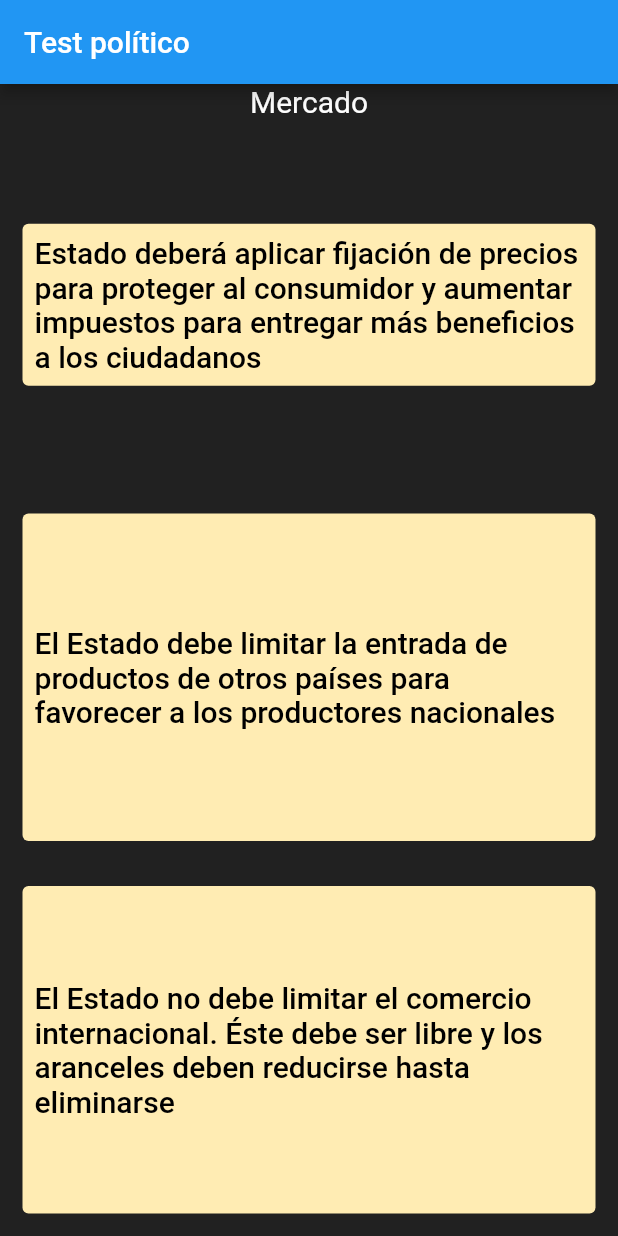
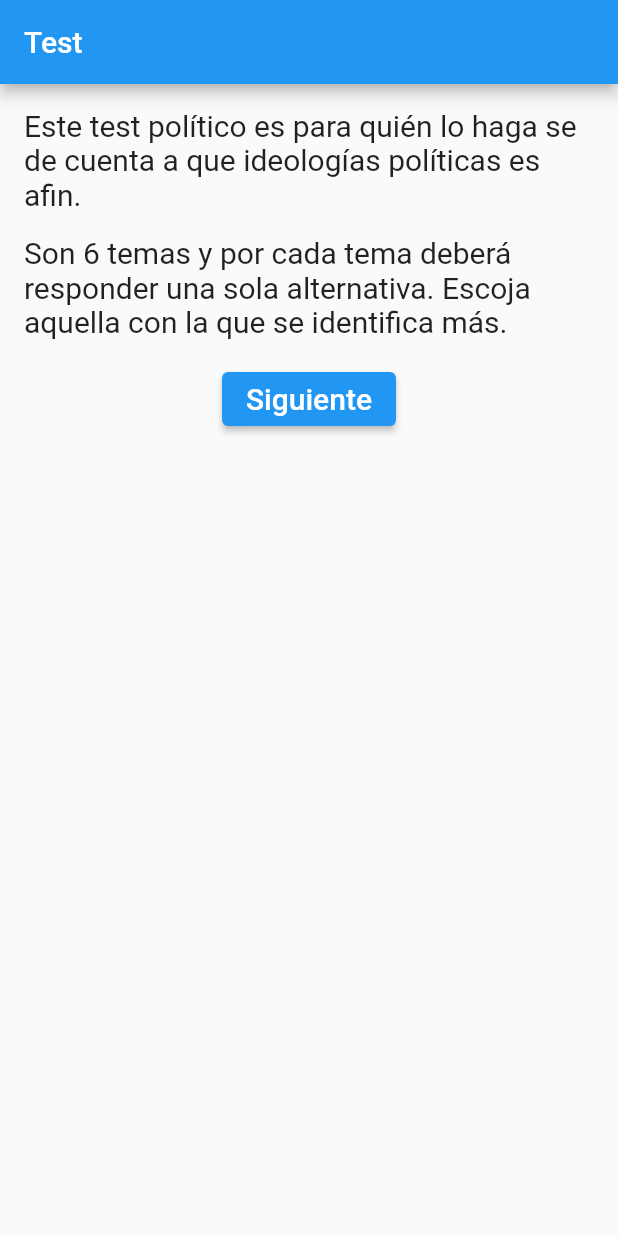
Before and after one commit to mcuadrai/politic_app, a Flutter app: the screen it shows after launch, on a phone screen of 412 x 824 dp. Run offline on Flutter 3.47's test engine with Material 2 defaults, Android fonts, the phone set to English and light mode, and no system bars.

```diff
--- a/lib/main.dart
+++ b/lib/main.dart
@@ -1,4 +1,5 @@
 import 'package:flutter/material.dart';
+
 import 'database.dart';
 import 'quiz_poll.dart';
 
@@ -8,7 +9,160 @@ List<Map<String, Object>> currentChoices = quizPoll.choicesOfPoll.elementAt(0);
 ResultPoll resultPoll = ResultPoll(quizPoll.getAllChoices());
 
 
+main() {
+  runApp(MaterialApp(
+    // Start the application with the named path.
+    initialRoute: '/welcome',
+    routes: {
+      '/welcome': (context) => WelcomePage(),
+      //When we navigate to the "/ second" path, we will create the Quizzler Widget
+      '/quiz': (context) => Quizzler(),
+      //When we navigate to the "/ second" path, we will create the ResultPage Widget
+      '/result': (context) => ResultPage(),
+    },
+  ));
+}
 
+class WelcomePage extends StatelessWidget {
+  @override
+  Widget build(BuildContext context) {
+    return Scaffold(
+      appBar: AppBar(
+        title: Text('Test '),
+      ),
+      body: Center(
+        child: Padding(
+          padding: const EdgeInsets.all(8.0),
+          child: Column(
+            children: <Widget>[
+              Padding(
+                padding: const EdgeInsets.all(8.0),
+                child: Text(
+                  'Este test político es para quién lo haga se de cuenta a que ideologías políticas es afin.',
+                  style: TextStyle(fontSize: 20.0),
+                ),
+              ),
+              Padding(
+                padding: const EdgeInsets.all(8.0),
+                child: Text(
+                  'Son 6 temas y por cada tema deberá responder una sola alternativa. Escoja aquella con la que se identifica más.',
+                  style: TextStyle(fontSize: 20.0),
+                ),
+              ),
+              Padding(
+                padding: const EdgeInsets.all(8.0),
+                child: ElevatedButton(
+                    onPressed: () {
+                      Navigator.pushNamed(context, '/quiz');
+                    },
+                    child: Text('Siguiente', style: TextStyle(fontSize: 20.0))),
+              ),
+            ],
+          ),
+        ),
+      ),
+    );
+  }
+}
+
+class Quizzler extends StatelessWidget {
+  @override
+  Widget build(BuildContext context) {
+    return Scaffold(
+      backgroundColor: Colors.blue.shade50,
+      appBar: AppBar(
+        title: Text('Test político'),
+      ),
+      body: SafeArea(
+        child: Padding(
+          padding: EdgeInsets.symmetric(horizontal: 0.0),
+          child: QuizPage(),
+        ),
+      ),
+    );
+  }
+}
+class QuizPage extends StatefulWidget {
+  @override
+  _QuizPageState createState() => _QuizPageState();
+}
+class _QuizPageState extends State<QuizPage> {
+  var dbHelper = PoliticDatabase();
+
+  void checkAnswer(int choiceIndex) {
+    setState(() {
+      if (quizPoll.isFirstPoll()) {
+        resultPoll.resetAnswers();
+      }
+      resultPoll.selectedAnswer(currentChoices[choiceIndex]);
+
+      if (quizPoll.isFinished() == true) {
+        quizPoll.reset();
+        Navigator.pushNamed(context, '/result');
+      } else {
+        quizPoll.nextPoll();
+      }
+      currentChoices =
+          quizPoll.choicesOfPoll.elementAt(quizPoll.getPollIndex());
+    });
+  }
+
+  @override
+  Widget build(BuildContext context) {
+    return Column(
+        mainAxisAlignment: MainAxisAlignment.spaceBetween,
+        crossAxisAlignment: CrossAxisAlignment.stretch,
+        children: <Widget>[
+          Center(
+              child: Text(
+            quizPoll.getPollDescription(),
+            style: TextStyle(fontSize: 20.0),
+          )),
+          Expanded(
+            child: Padding(
+              padding: EdgeInsets.all(15.0),
+                child: Center(
+                child: ListView(
+                  padding: const EdgeInsets.symmetric(vertical: 8),
+                  children: [
+                    for (int index = 0; index < currentChoices.length; index++)
+                      ListTile(
+                        title: TextButton(
+                          style: TextButton.styleFrom(
+                              backgroundColor: Colors.amber[50]),
+                          child: Text(
+                            currentChoices[index]['description'].toString(),
+                            style: TextStyle(
+                              color: Colors.black,
+                              //fontSize: 19.0,
+                            ),
+                          ),
+                          onPressed: () {
+                            checkAnswer(index);
+                          },
+                        ),
+                      ),
+                  ],
+                ),
+              ),
+            ),
+          ),
+        ]);
+  }
+}
+
+class ResultPage extends StatelessWidget {
+  @override
+  Widget build(BuildContext context) {
+    return Scaffold(
+      backgroundColor: Colors.white,
+      appBar: AppBar(
+        title: Text('Resultado de test político'),
+      ),
+      body: MyDynamicListView(),
+    );
+  }
+}
 
 class MyDynamicListView extends StatefulWidget {
   @override
@@ -29,261 +183,15 @@ class _MyDynamicListViewState extends State<MyDynamicListView> {
                     tileColor: resultPoll.getColor(index),
                   );
                 })),
-        Expanded(child: Padding(
+        Expanded(
+            child: Padding(
           padding: const EdgeInsets.symmetric(horizontal: 20.0),
-          child: Text(resultPoll.totalitarianMessage(),
-                            style: TextStyle( fontSize: 17),
-                      ),
-        )),
-        ElevatedButton(
-          onPressed: () {
-
-          },
-          child: const Text('Inicio'),
-        ),
+          child: Text(
+            resultPoll.totalitarianMessage(),
+            style: TextStyle(fontSize: 17),
+          ),
+        ))
       ],
     );
   }
 }
-
-
-main() {
-  runApp(Quizzler());
-}
-
-
-class Quizzler extends StatelessWidget {
-  @override
-  Widget build(BuildContext context) {
-    return MaterialApp(
-      home: Scaffold(
-        backgroundColor: Colors.grey.shade900,
-        appBar: AppBar(
-          title: Text('Test político'),
-        ),
-        body: SafeArea(
-          child: Padding(
-            padding: EdgeInsets.symmetric(horizontal: 0.0),
-            child: QuizPage(),
-          ),
-        ),
-      ),
-    );
-  }
-}
-
-class QuizzlerResultPage extends StatelessWidget {
-  @override
-  Widget build(BuildContext context) {
-    return MaterialApp(
-      home: Scaffold(
-        backgroundColor: Colors.white,
-        appBar: AppBar(
-          title: Text('Resultado de test político'),
-        ),
-        body: MyDynamicListView(),
-      ),
-    );
-  }
-}
-
-class QuizPage extends StatefulWidget {
-  @override
-  _QuizPageState createState() => _QuizPageState();
-}
-
-class _QuizPageState extends State<QuizPage> {
-  var dbHelper = PoliticDatabase();
-
-  void checkAnswer(int choiceIndex) {
-    setState(() {
-      if (quizPoll.isFirstPoll()) {
-        resultPoll.resetAnswers();
-      }
-      resultPoll.selectedAnswer(currentChoices[choiceIndex]);
-
-      if (quizPoll.isFinished() == true) {
-        quizPoll.reset();
-        Navigator.push(
-          context,
-          MaterialPageRoute(builder: (context) => QuizzlerResultPage()),
-        );
-      } else {
-        quizPoll.nextPoll();
-      }
-      currentChoices =
-          quizPoll.choicesOfPoll.elementAt(quizPoll.getPollIndex());
-    });
-  }
-
-  @override
-  Widget build(BuildContext context) {
-    if (currentChoices.length == 3) {
-      return Column(
-          mainAxisAlignment: MainAxisAlignment.spaceBetween,
-          crossAxisAlignment: CrossAxisAlignment.stretch,
-          children: <Widget>[
-            Center(
-                child: Text(
-              quizPoll.getPollDescription(),
-              style: TextStyle(fontSize: 20.0, color: Colors.white),
-            )),
-            Expanded(
-              child: Padding(
-                padding: EdgeInsets.all(15.0),
-                child: Center(
-                  child: TextButton(
-                    style: TextButton.styleFrom(
-                        backgroundColor: Colors.amber[100]),
-                    child: Text(
-                      currentChoices[0]['description'].toString(),
-                      style: TextStyle(
-                        color: Colors.black,
-                        fontSize: 20.0,
-                      ),
-                    ),
-                    onPressed: () {
-                      //The user picked true.
-                      checkAnswer(0);
-                    },
-                  ),
-                ),
-              ),
-            ),
-            Expanded(
-              child: Padding(
-                padding: EdgeInsets.all(15.0),
-                child: TextButton(
-                  style:
-                      TextButton.styleFrom(backgroundColor: Colors.amber[100]),
-                  child: Text(
-                    currentChoices[1]['description'].toString(),
-                    style: TextStyle(
-                      fontSize: 20.0,
-                      color: Colors.black,
-                    ),
-                  ),
-                  onPressed: () {
-                    //The user picked false.
-                    checkAnswer(1);
-                  },
-                ),
-              ),
-            ),
-            Expanded(
-              child: Padding(
-                padding: EdgeInsets.all(15.0),
-                child: TextButton(
-                  style:
-                      TextButton.styleFrom(backgroundColor: Colors.amber[100]),
-                  child: Text(
-                    currentChoices[2]['description'].toString(),
-                    style: TextStyle(
-                      fontSize: 20.0,
-                      color: Colors.black,
-                    ),
-                  ),
-                  onPressed: () {
-                    //The user picked false.
-                    checkAnswer(2);
-                  },
-                ),
-              ),
-            ),
-          ]);
-    } else {
-      return Column(
-          mainAxisAlignment: MainAxisAlignment.spaceBetween,
-          crossAxisAlignment: CrossAxisAlignment.stretch,
-          children: <Widget>[
-            Center(
-                child: Text(
-              quizPoll.getPollDescription(),
-              style: TextStyle(fontSize: 20.0, color: Colors.white),
-            )),
-            Expanded(
-              child: Padding(
-                padding: EdgeInsets.all(15.0),
-                child: Center(
-                  child: TextButton(
-                    style: TextButton.styleFrom(
-                        backgroundColor: Colors.amber[100]),
-                    child: Text(
-                      currentChoices[0]['description'].toString(),
-                      style: TextStyle(
-                        color: Colors.black,
-                        fontSize: 20.0,
-                      ),
-                    ),
-                    onPressed: () {
-                      //The user picked true.
-                      checkAnswer(0);
-                    },
-                  ),
-                ),
-              ),
-            ),
-            Expanded(
-              child: Padding(
-                padding: EdgeInsets.all(15.0),
-                child: TextButton(
-                  style:
-                      TextButton.styleFrom(backgroundColor: Colors.amber[100]),
-                  child: Text(
-                    currentChoices[1]['description'].toString(),
-                    style: TextStyle(
-                      fontSize: 20.0,
-                      color: Colors.black,
-                    ),
-                  ),
-                  onPressed: () {
-                    //The user picked false.
-                    checkAnswer(1);
-                  },
-                ),
-              ),
-            ),
-            Expanded(
-              child: Padding(
-                padding: EdgeInsets.all(15.0),
-                child: TextButton(
-                  style:
-                      TextButton.styleFrom(backgroundColor: Colors.amber[100]),
-                  child: Text(
-                    currentChoices[2]['description'].toString(),
-                    style: TextStyle(
-                      fontSize: 20.0,
-                      color: Colors.black,
-                    ),
-                  ),
-                  onPressed: () {
-                    //The user picked false.
-                    checkAnswer(2);
-                  },
-                ),
-              ),
-            ),
-            Expanded(
-              child: Padding(
-                padding: EdgeInsets.all(15.0),
-                child: TextButton(
-                  style:
-                      TextButton.styleFrom(backgroundColor: Colors.amber[100]),
-                  child: Text(
-                    currentChoices[3]['description'].toString(),
-                    style: TextStyle(
-                      fontSize: 20.0,
-                      color: Colors.black,
-                    ),
-                  ),
-                  onPressed: () {
-                    //The user picked false.
-                    checkAnswer(3);
-                  },
-                ),
-              ),
-            ),
-          ]);
-    }
-  }
-}
```
Also changed, not shown: 2 other files.
